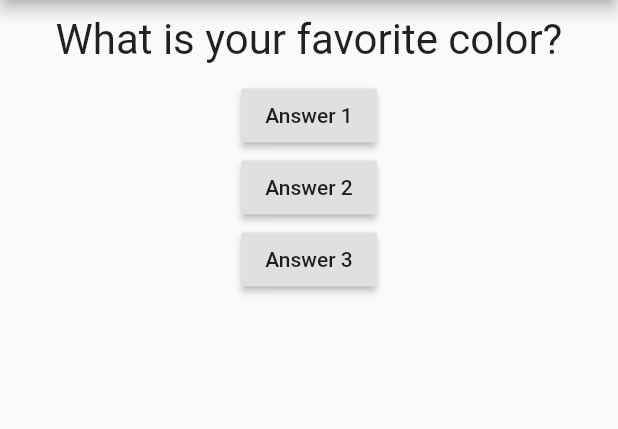
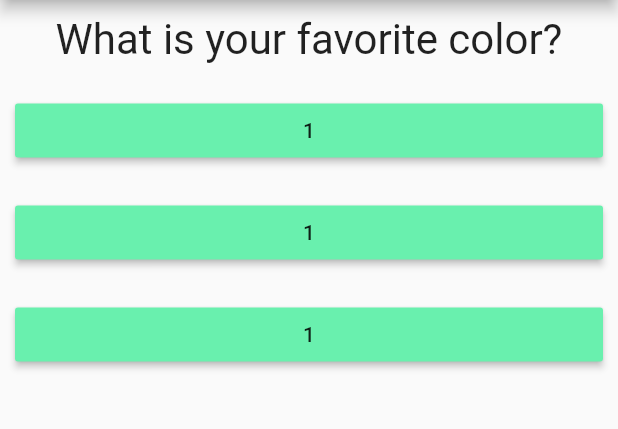
Before and after one commit to Belchenkov/quiz_flutter, a Flutter app: the screen it shows after launch, on a phone screen of 412 x 824 dp, the part 84-513 px from its top. Run offline on Flutter 3.47's test engine with Material 2 defaults, Android fonts, the phone set to English and light mode, and no system bars.

```diff
--- /dev/null
+++ b/lib/answer.dart
@@ -0,0 +1,20 @@
+import 'package:flutter/material.dart';
+
+class Answer extends StatelessWidget {
+  final VoidCallback selectHandler;
+
+  Answer(this.selectHandler);
+
+  @override
+  Widget build(BuildContext context) {
+    return Container(
+      width: double.infinity,
+      margin: EdgeInsets.all(10),
+      child: RaisedButton(
+        color: Colors.greenAccent,
+        child: Text('1'),
+        onPressed: selectHandler,
+      )
+    );
+  }
+}
--- a/lib/main.dart
+++ b/lib/main.dart
@@ -1,6 +1,7 @@
 import 'package:flutter/material.dart';
 
 import './question.dart';
+import './answer.dart';
 
 void main() {
   runApp(MyApp());
@@ -35,20 +36,9 @@ class _MyAppState extends State<MyApp> {
         ),
         body: Column(children: [
           Question(questions[_questionIndex]),
-          RaisedButton(
-            child: Text('Answer 1'),
-            onPressed: _answerQuestion,
-          ),
-          RaisedButton(
-            child: Text('Answer 2'),
-            onPressed: () => print('Answer 2 chosen'),
-          ),
-          RaisedButton(
-            child: Text('Answer 3'),
-            onPressed: () => {
-              print('Answer 3 chosen')
-            },
-          ),
+          Answer(_answerQuestion),
+          Answer(_answerQuestion),
+          Answer(_answerQuestion),
         ],),
       ),
     );
```
